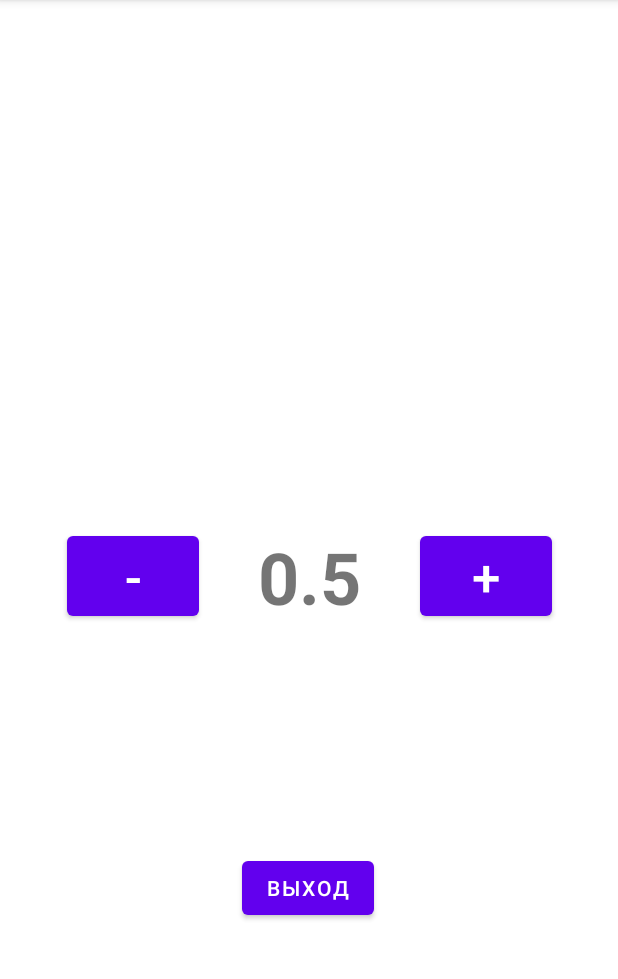
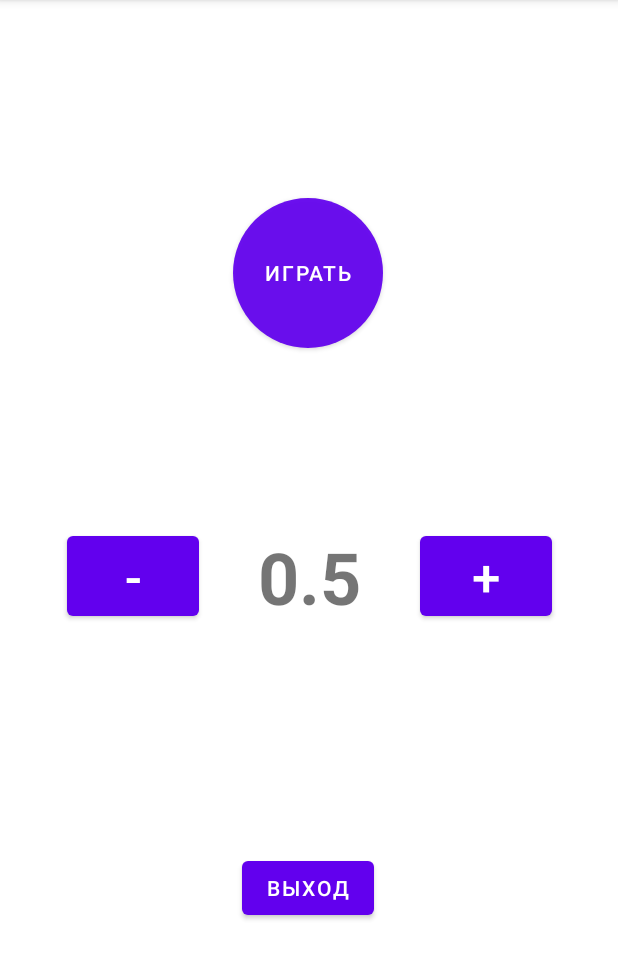
Before and after one commit to PrettyNastya/NumbersMemory, an Android app: the ActivitySeconds screen opened directly, with no data from a screen before it, on a phone screen of 412 x 824 dp, the part 84-1063 px from its top. Run offline under Robolectric (Android 15) with nearby library versions, the phone set to English and light mode, and no system bars.

Commit message:
заменили отображение задержки с целых секунд на секунды с 10 долями,сделали круглую кнопку играть в активити секонд

```diff
--- /dev/null
+++ b/app/src/main/res/drawable/roundedbutton.xml
@@ -0,0 +1,9 @@
+<?xml version="1.0" encoding="utf-8"?>
+<shape xmlns:android="http://schemas.android.com/apk/res/android"
+    android:shape="rectangle">
+    <solid android:color="#eeffffff" />
+    <corners android:bottomRightRadius="1000dp"
+        android:bottomLeftRadius="1000dp"
+        android:topRightRadius="1000dp"
+        android:topLeftRadius="1000dp"/>
+</shape>
--- a/app/src/main/res/layout/activity_seconds.xml
+++ b/app/src/main/res/layout/activity_seconds.xml
@@ -1,4 +1,5 @@
 <?xml version="1.0" encoding="utf-8"?>
+
 
 <androidx.constraintlayout.widget.ConstraintLayout xmlns:android="http://schemas.android.com/apk/res/android"
     xmlns:app="http://schemas.android.com/apk/res-auto"
@@ -58,4 +59,17 @@
         app:layout_constraintBottom_toBottomOf="@+id/onPlusButtonClick"
         app:layout_constraintEnd_toStartOf="@+id/onPlusButtonClick"
         app:layout_constraintStart_toEndOf="@+id/buttonMinus" />
+
+    <Button
+        android:id="@+id/button20"
+        android:layout_width="100dp"
+        android:layout_height="100dp"
+        android:layout_marginTop="132dp"
+        android:text="играть"
+        android:onClick="goToTrainingFromActSec"
+        android:background = "@drawable/roundedbutton"
+        app:layout_constraintEnd_toEndOf="parent"
+        app:layout_constraintHorizontal_bias="0.498"
+        app:layout_constraintStart_toStartOf="parent"
+        app:layout_constraintTop_toTopOf="parent" />
 </androidx.constraintlayout.widget.ConstraintLayout>
```
Also changed, not shown: app/src/main/java/com/mestodushi/numbersmemory/ActivitySeconds.java (+30 -10 lines), app/src/main/java/com/mestodushi/numbersmemory/ActivityTraining.java (+3 -6 lines).
